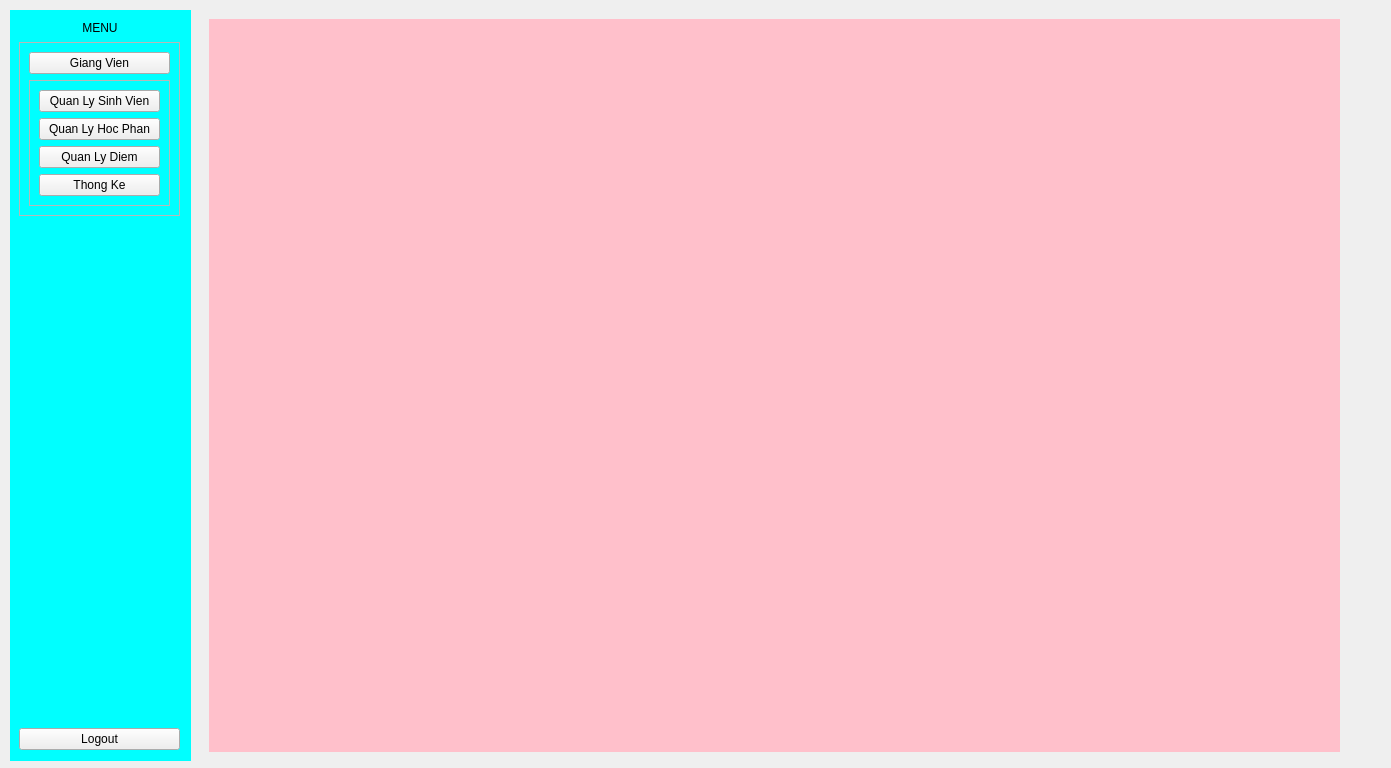
Above: main/FrontEnd/Menu.ui from phusomnia/Student_Management before the change. Below: the same form after it.
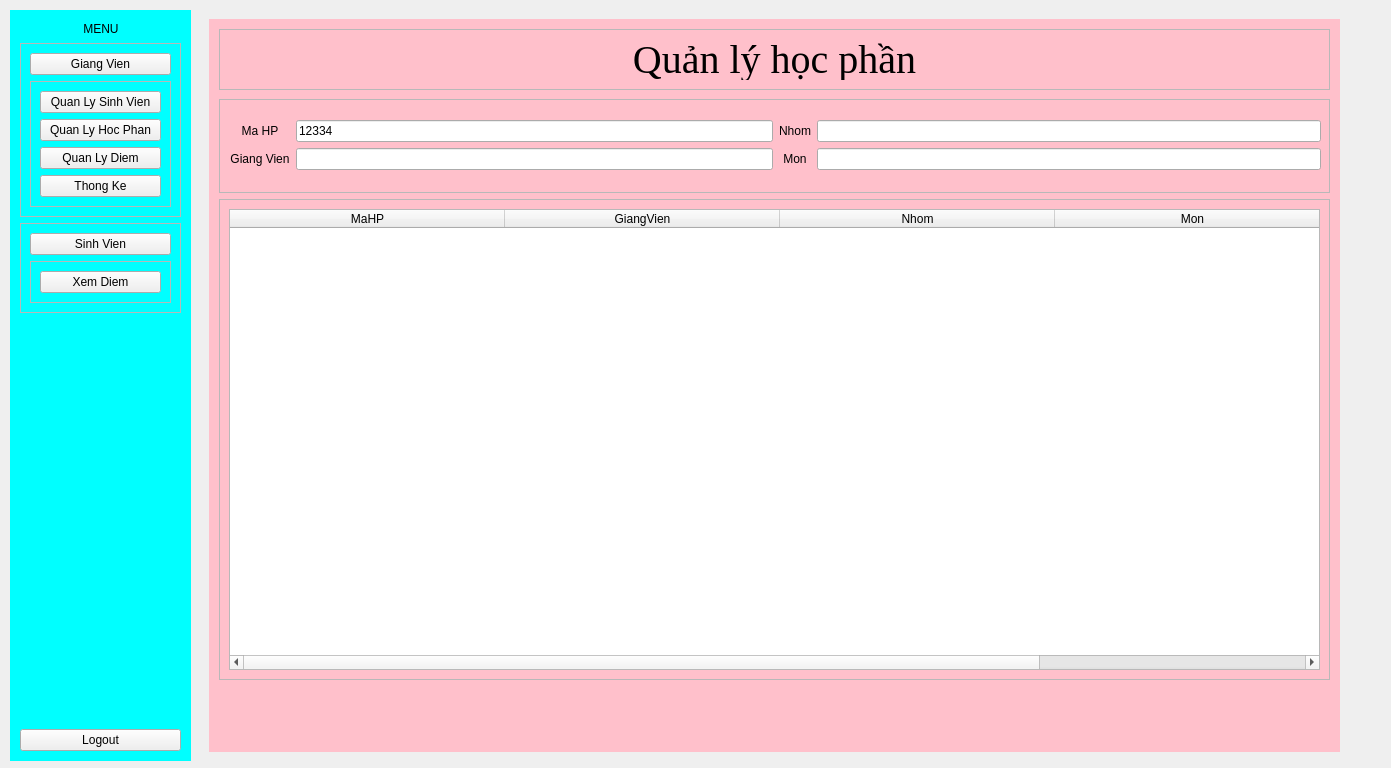
That is the form after the change. The open tabs and pages were chosen to show the change.

```diff
--- a/main/FrontEnd/Menu.ui
+++ b/main/FrontEnd/Menu.ui
@@ -32,11 +32,11 @@
 background-color: cyan;
 }</string>
    </property>
-   <widget class="QWidget" name="">
+   <widget class="QWidget" name="layoutWidget">
     <property name="geometry">
      <rect>
-      <x>9</x>
-      <y>9</y>
+      <x>10</x>
+      <y>10</y>
       <width>161</width>
       <height>731</height>
      </rect>
@@ -144,6 +144,47 @@
        </layout>
       </widget>
      </item>
+     <item>
+      <widget class="QFrame" name="frame">
+       <property name="frameShape">
+        <enum>QFrame::StyledPanel</enum>
+       </property>
+       <property name="frameShadow">
+        <enum>QFrame::Raised</enum>
+       </property>
+       <layout class="QVBoxLayout" name="verticalLayout_5">
+        <item>
+         <widget class="QPushButton" name="GVBtn_3">
+          <property name="text">
+           <string>Sinh Vien</string>
+          </property>
+          <property name="checkable">
+           <bool>true</bool>
+          </property>
+         </widget>
+        </item>
+        <item>
+         <widget class="QFrame" name="SubFrame_GVBtn_3">
+          <property name="frameShape">
+           <enum>QFrame::StyledPanel</enum>
+          </property>
+          <property name="frameShadow">
+           <enum>QFrame::Raised</enum>
+          </property>
+          <layout class="QVBoxLayout" name="verticalLayout_6">
+           <item>
+            <widget class="QPushButton" name="QLSVBtn_3">
+             <property name="text">
+              <string>Xem Diem</string>
+             </property>
+            </widget>
+           </item>
+          </layout>
+         </widget>
+        </item>
+       </layout>
+      </widget>
+     </item>
      <item>
       <spacer name="verticalSpacer">
        <property name="orientation">
@@ -172,7 +213,7 @@
     <rect>
      <x>200</x>
      <y>10</y>
-     <width>1171</width>
+     <width>1151</width>
      <height>751</height>
     </rect>
    </property>
@@ -204,6 +245,183 @@
      <property name="styleSheet">
       <string notr="true"/>
      </property>
+     <widget class="QFrame" name="Frame_Title_QLHP">
+      <property name="geometry">
+       <rect>
+        <x>10</x>
+        <y>10</y>
+        <width>1111</width>
+        <height>61</height>
+       </rect>
+      </property>
+      <property name="frameShape">
+       <enum>QFrame::StyledPanel</enum>
+      </property>
+      <property name="frameShadow">
+       <enum>QFrame::Raised</enum>
+      </property>
+      <layout class="QGridLayout" name="gridLayout_14">
+       <item row="0" column="0">
+        <widget class="QLabel" name="label_21">
+         <property name="font">
+          <font>
+           <family>Times New Roman</family>
+           <pointsize>30</pointsize>
+          </font>
+         </property>
+         <property name="text">
+          <string>Quản lý học phần</string>
+         </property>
+         <property name="alignment">
+          <set>Qt::AlignCenter</set>
+         </property>
+        </widget>
+       </item>
+      </layout>
+     </widget>
+     <widget class="QFrame" name="Frame_Entry_2">
+      <property name="geometry">
+       <rect>
+        <x>10</x>
+        <y>80</y>
+        <width>1111</width>
+        <height>94</height>
+       </rect>
+      </property>
+      <property name="frameShape">
+       <enum>QFrame::StyledPanel</enum>
+      </property>
+      <property name="frameShadow">
+       <enum>QFrame::Raised</enum>
+      </property>
+      <widget class="QWidget" name="">
+       <property name="geometry">
+        <rect>
+         <x>11</x>
+         <y>11</y>
+         <width>1091</width>
+         <height>71</height>
+        </rect>
+       </property>
+       <layout class="QGridLayout" name="gridLayout_15">
+        <item row="0" column="0">
+         <layout class="QGridLayout" name="gridLayout_2">
+          <item row="0" column="0">
+           <widget class="QLabel" name="label_24">
+            <property name="text">
+             <string>Ma HP</string>
+            </property>
+            <property name="alignment">
+             <set>Qt::AlignCenter</set>
+            </property>
+           </widget>
+          </item>
+          <item row="0" column="1">
+           <widget class="QLineEdit" name="MaHPEntry">
+            <property name="text">
+             <string>12334</string>
+            </property>
+           </widget>
+          </item>
+          <item row="1" column="0">
+           <widget class="QLabel" name="label_23">
+            <property name="text">
+             <string>Giang Vien</string>
+            </property>
+            <property name="alignment">
+             <set>Qt::AlignCenter</set>
+            </property>
+           </widget>
+          </item>
+          <item row="1" column="1">
+           <widget class="QLineEdit" name="GVEntry"/>
+          </item>
+         </layout>
+        </item>
+        <item row="0" column="1">
+         <layout class="QGridLayout" name="gridLayout">
+          <item row="0" column="0">
+           <widget class="QLabel" name="label_25">
+            <property name="text">
+             <string>Nhom</string>
+            </property>
+            <property name="alignment">
+             <set>Qt::AlignCenter</set>
+            </property>
+           </widget>
+          </item>
+          <item row="0" column="1">
+           <widget class="QLineEdit" name="NhomEntry"/>
+          </item>
+          <item row="1" column="0">
+           <widget class="QLabel" name="label_26">
+            <property name="text">
+             <string>Mon</string>
+            </property>
+            <property name="alignment">
+             <set>Qt::AlignCenter</set>
+            </property>
+           </widget>
+          </item>
+          <item row="1" column="1">
+           <widget class="QLineEdit" name="MonEntry"/>
+          </item>
+         </layout>
+        </item>
+       </layout>
+      </widget>
+     </widget>
+     <widget class="QFrame" name="Frame_Listbox_2">
+      <property name="geometry">
+       <rect>
+        <x>10</x>
+        <y>180</y>
+        <width>1111</width>
+        <height>481</height>
+       </rect>
+      </property>
+      <property name="frameShape">
+       <enum>QFrame::StyledPanel</enum>
+      </property>
+      <property name="frameShadow">
+       <enum>QFrame::Raised</enum>
+      </property>
+      <layout class="QGridLayout" name="gridLayout_16">
+       <item row="0" column="0">
+        <widget class="QTableWidget" name="tableWidget_2">
+         <property name="minimumSize">
+          <size>
+           <width>0</width>
+           <height>121</height>
+          </size>
+         </property>
+         <attribute name="horizontalHeaderDefaultSectionSize">
+          <number>275</number>
+         </attribute>
+         <column>
+          <property name="text">
+           <string>MaHP</string>
+          </property>
+         </column>
+         <column>
+          <property name="text">
+           <string>GiangVien</string>
+          </property>
+         </column>
+         <column>
+          <property name="text">
+           <string>Nhom</string>
+          </property>
+         </column>
+         <column>
+          <property name="text">
+           <string>Mon</string>
+          </property>
+         </column>
+        </widget>
+       </item>
+      </layout>
+     </widget>
     </widget>
     <widget class="QWidget" name="Frame_QLSV">
      <widget class="QFrame" name="Frame_Title">
```
Left out of the diff: 63 changed lines with no effect on the pictures.
